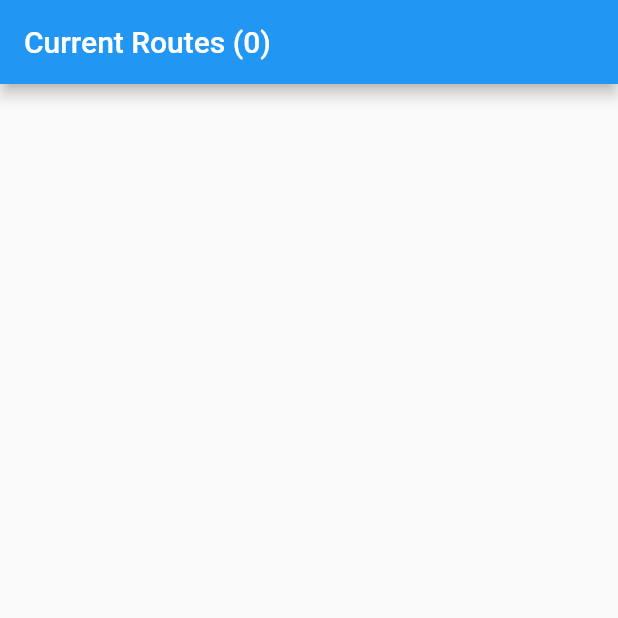
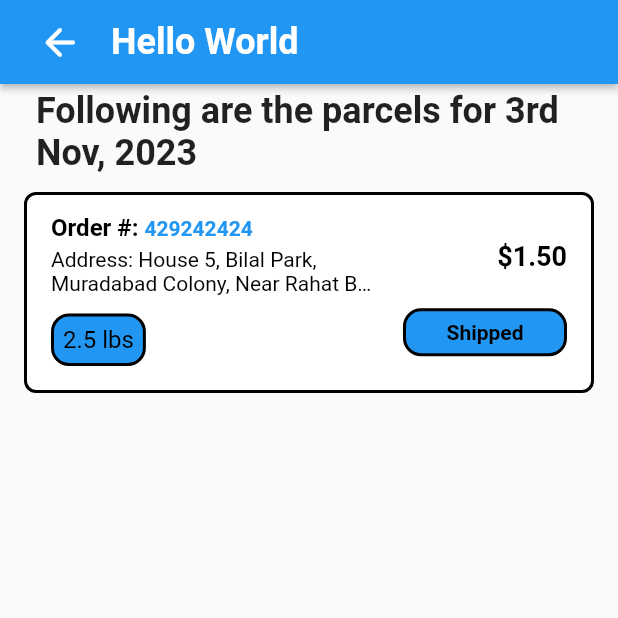
Before and after one commit to AbdullahCheema35/RouteOptima-Mobile-App, a Flutter app: the screen it shows after launch, on a phone screen of 412 x 824 dp, the top half of it. Run offline on Flutter 3.47's test engine with Material 2 defaults, Android fonts, the phone set to English and light mode, and no system bars; our stand-ins replace flutter_riverpod.

Commit message:
Updated UI for Subroutes Page

```diff
--- a/lib/main.dart
+++ b/lib/main.dart
@@ -1,6 +1,6 @@
 import 'package:flutter/material.dart';
 import 'package:flutter_riverpod/flutter_riverpod.dart';
-import 'package:route_optima_mobile_app/screens/routes.dart';
+import 'package:route_optima_mobile_app/screens/new_screen.dart';
 
 void main() {
   print("Starting!");
@@ -34,7 +34,7 @@ class MyApp extends StatelessWidget {
         // is not restarted.
         primarySwatch: Colors.blue,
       ),
-      home: const HomeScreen(),
+      home: const FlutterFlowScreen(),
     );
   }
 }
--- /dev/null
+++ b/lib/screens/new_screen.dart
@@ -0,0 +1,245 @@
+import 'package:flutter/material.dart';
+
+class FlutterFlowScreen extends StatelessWidget {
+  const FlutterFlowScreen({super.key});
+
+  @override
+  Widget build(BuildContext context) {
+    return Scaffold(
+      appBar: AppBar(
+        backgroundColor: Colors.blue, // Change the background color
+        automaticallyImplyLeading: false,
+        title: Row(
+          mainAxisSize: MainAxisSize.max,
+          mainAxisAlignment: MainAxisAlignment.start,
+          crossAxisAlignment: CrossAxisAlignment.center,
+          children: [
+            Column(
+              mainAxisSize: MainAxisSize.max,
+              mainAxisAlignment: MainAxisAlignment.center,
+              children: [
+                IconButton(
+                  // Remove FlutterFlowIconButton
+                  icon: Icon(
+                    Icons.arrow_back_rounded,
+                    color: Colors.white, // Change the icon color
+                    size: 30,
+                  ),
+                  onPressed: () {
+                    print('IconButton pressed ...');
+                  },
+                ),
+              ],
+            ),
+            Padding(
+              padding: EdgeInsetsDirectional.fromSTEB(10, 0, 0, 0),
+              child: Column(
+                mainAxisSize: MainAxisSize.max,
+                mainAxisAlignment: MainAxisAlignment.center,
+                crossAxisAlignment: CrossAxisAlignment.start,
+                children: [
+                  Text(
+                    'Hello World',
+                    style: TextStyle(
+                      fontSize: 24, // Change the font size
+                      color: Colors.white, // Change the text color
+                      fontWeight: FontWeight.bold, // Add font weight
+                    ),
+                  ),
+                ],
+              ),
+            ),
+          ],
+        ),
+        actions: [],
+        centerTitle: false,
+        elevation: 2,
+      ),
+      // Add the rest of your app content here
+      body: buildSubroutesBody(),
+    );
+  }
+}
+
+Widget buildSubroutesBody() {
+  return SingleChildScrollView(
+    child: Column(
+      mainAxisSize: MainAxisSize.max,
+      crossAxisAlignment: CrossAxisAlignment.start,
+      children: [
+        Padding(
+          padding: EdgeInsetsDirectional.fromSTEB(24, 4, 24, 0),
+          child: Text(
+            'Following are the parcels for 3rd Nov, 2023',
+            textAlign: TextAlign.start,
+            style: TextStyle(
+              fontSize: 24, // Adjust the font size
+              fontWeight: FontWeight.bold, // Adjust the font weight
+            ),
+          ),
+        ),
+        Padding(
+          padding: EdgeInsetsDirectional.fromSTEB(0, 12, 0, 24),
+          child: Column(
+            mainAxisSize: MainAxisSize.max,
+            children: [
+              Padding(
+                padding: EdgeInsetsDirectional.fromSTEB(16, 0, 16, 0),
+                child: Container(
+                  decoration: BoxDecoration(
+                    color: Colors.white,
+                    borderRadius: BorderRadius.circular(8),
+                    border: Border.all(
+                      color: Colors.black,
+                      width: 2,
+                    ),
+                  ),
+                  child: Padding(
+                    padding: EdgeInsetsDirectional.fromSTEB(16, 12, 16, 4),
+                    child: Row(
+                      mainAxisSize: MainAxisSize.max,
+                      mainAxisAlignment: MainAxisAlignment.spaceBetween,
+                      children: [
+                        Expanded(
+                          flex: 2,
+                          child: Column(
+                            mainAxisSize: MainAxisSize.max,
+                            mainAxisAlignment: MainAxisAlignment.center,
+                            crossAxisAlignment: CrossAxisAlignment.start,
+                            children: [
+                              RichText(
+                                text: TextSpan(
+                                  children: [
+                                    TextSpan(
+                                      text: 'Order #: ',
+                                      style: TextStyle(
+                                        color: Colors.black,
+                                        fontSize: 16,
+                                        fontWeight: FontWeight.bold,
+                                      ),
+                                    ),
+                                    TextSpan(
+                                      text: '429242424',
+                                      style: TextStyle(
+                                        color: Colors.blue,
+                                        fontWeight: FontWeight.bold,
+                                      ),
+                                    ),
+                                  ],
+                                ),
+                              ),
+                              Padding(
+                                padding:
+                                    EdgeInsetsDirectional.fromSTEB(0, 4, 0, 0),
+                                child: Text(
+                                  'Address: House 5, Bilal Park, Muradabad Colony, Near Rahat Bakers, University Road, Sargodha, Punjab, Pakistan.',
+                                  style: TextStyle(
+                                    fontSize: 14,
+                                    color: Colors.black,
+                                  ),
+                                  maxLines: 2,
+                                  overflow: TextOverflow.ellipsis,
+                                ),
+                              ),
+                              Padding(
+                                padding: EdgeInsets.symmetric(
+                                    vertical: 12, horizontal: 0),
+                                child: IntrinsicWidth(
+                                  child: Container(
+                                    decoration: BoxDecoration(
+                                      color: Colors
+                                          .blue, // Set your desired background color
+                                      borderRadius: BorderRadius.circular(12),
+                                      border: Border.all(
+                                        color: Colors
+                                            .black, // Set your desired border color
+                                        width: 2,
+                                      ),
+                                    ),
+                                    child: Padding(
+                                      padding: const EdgeInsets.all(
+                                          6), // Add padding between elements
+                                      child: Align(
+                                        alignment: Alignment.center,
+                                        child: Text(
+                                          '2.5 lbs',
+                                          style: TextStyle(
+                                            fontSize:
+                                                16, // Set your desired font size
+                                            color: Colors
+                                                .black, // Set your desired text color
+                                          ),
+                                        ),
+                                      ),
+                                    ),
+                                  ),
+                                ),
+                              ),
+                            ],
+                          ),
+                        ),
+                        SizedBox(width: 16), // Add space between columns
+                        Expanded(
+                          flex: 1,
+                          child: Column(
+                            mainAxisSize: MainAxisSize.max,
+                            crossAxisAlignment: CrossAxisAlignment.end,
+                            children: [
+                              Padding(
+                                padding:
+                                    EdgeInsetsDirectional.fromSTEB(0, 0, 0, 12),
+                                child: Text(
+                                  '\$1.50',
+                                  textAlign: TextAlign.end,
+                                  style: TextStyle(
+                                    fontSize: 18,
+                                    fontWeight: FontWeight.bold,
+                                    color: Colors.black,
+                                  ),
+                                ),
+                              ),
+                              Padding(
+                                padding:
+                                    EdgeInsetsDirectional.fromSTEB(0, 12, 0, 0),
+                                child: Container(
+                                  height: 32,
+                                  decoration: BoxDecoration(
+                                    color: Colors.blue,
+                                    borderRadius: BorderRadius.circular(12),
+                                    border: Border.all(
+                                      color: Colors.black,
+                                      width: 2,
+                                    ),
+                                  ),
+                                  child: Align(
+                                    alignment: Alignment.center,
+                                    child: Padding(
+                                      padding: EdgeInsetsDirectional.fromSTEB(
+                                          12, 0, 12, 0),
+                                      child: Text(
+                                        'Shipped',
+                                        style: TextStyle(
+                                          fontSize: 14,
+                                          fontWeight: FontWeight.bold,
+                                          color: Colors.black,
+                                        ),
+                                      ),
+                                    ),
+                                  ),
+                                ),
+                              ),
+                            ],
+                          ),
+                        ),
+                      ],
+                    ),
+                  ),
+                ),
+              ),
+            ],
+          ),
+        ),
+      ],
+    ),
+  );
+}
```
